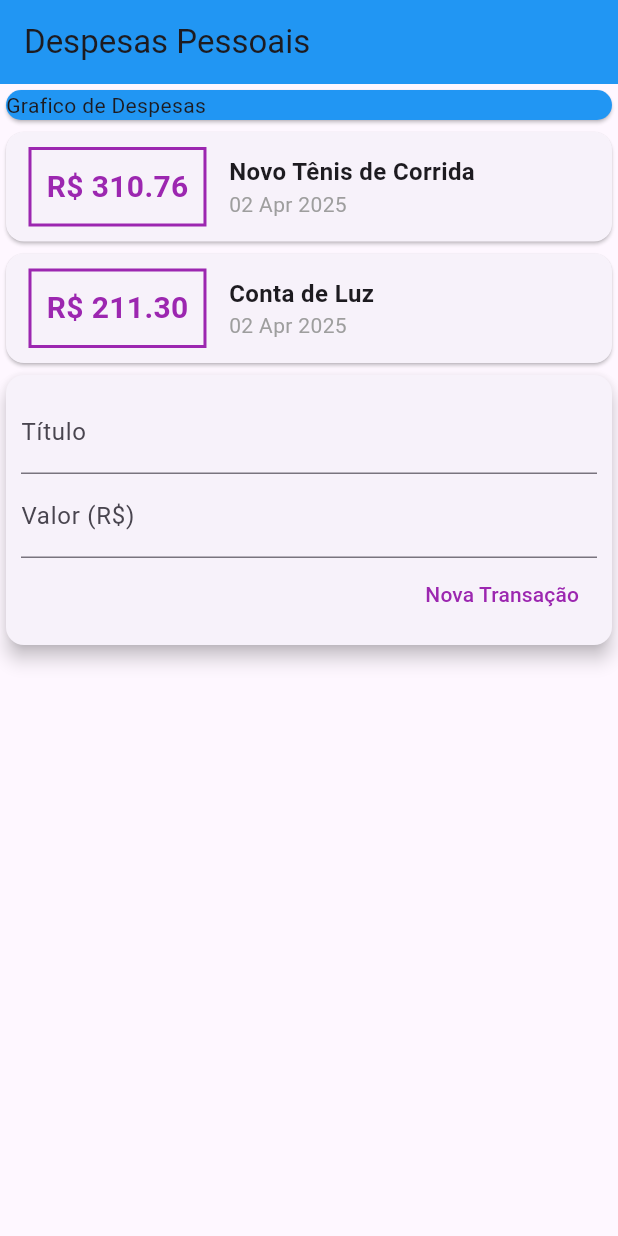
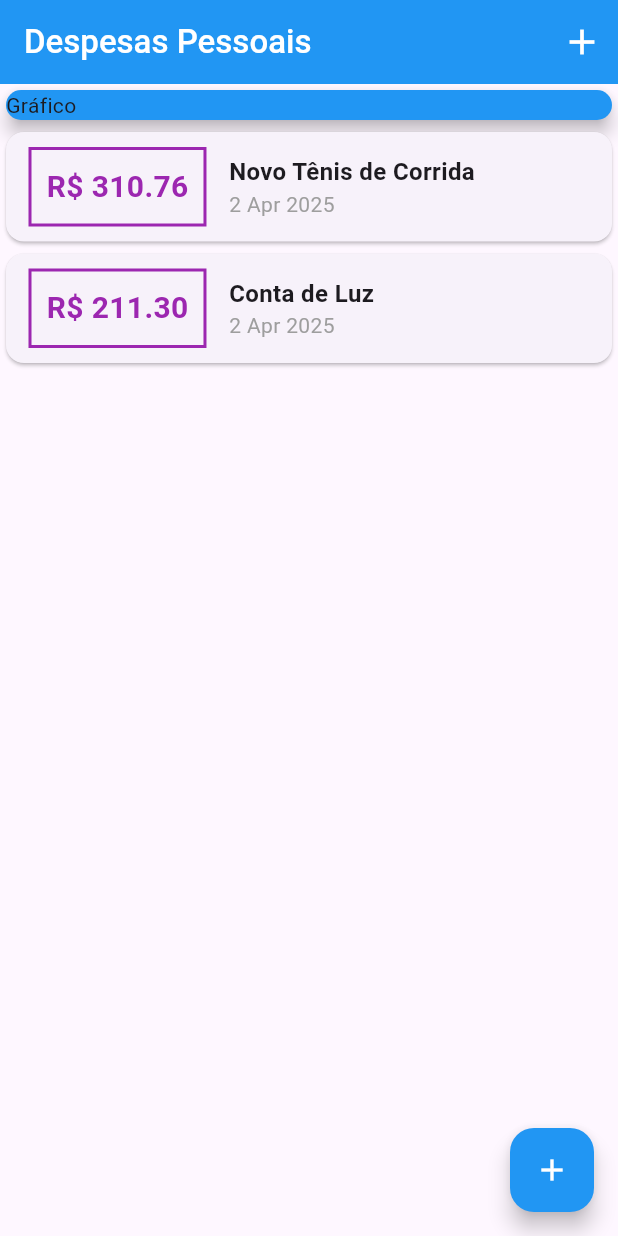
Before and after one commit to niltinfilho/flutter-cod3r, a Flutter app: the screen it shows after launch, on a phone screen of 412 x 824 dp. Run offline on Flutter 3.47's test engine with Material 3 defaults, Android fonts, the phone set to English and light mode, and no system bars.

Commit message:
transformando o form de nova transacao em modal

```diff
--- a/expenses/lib/components/transaction_list.dart
+++ b/expenses/lib/components/transaction_list.dart
@@ -1,29 +1,38 @@
 import 'package:flutter/material.dart';
-import 'package:expenses/models/transaction.dart';
+import '../models/transaction.dart';
 import 'package:intl/intl.dart';
 
 class TransactionList extends StatelessWidget {
   final List<Transaction> transactions;
 
-  TransactionList(this.transactions);
+  const TransactionList(this.transactions, {Key? key}) : super(key: key);
 
   @override
   Widget build(BuildContext context) {
-    return Column(
-      children:
-          transactions.map((tr) {
+    return SizedBox(
+      height: 300,
+      child: ListView.builder(
+        itemCount: transactions.length,
+        itemBuilder: (ctx, index) {
+          final tr = transactions[index];
           return Card(
             child: Row(
               children: [
                 Container(
-                    margin: EdgeInsets.symmetric(horizontal: 15, vertical: 10),
+                  margin: const EdgeInsets.symmetric(
+                    horizontal: 15,
+                    vertical: 10,
+                  ),
                   decoration: BoxDecoration(
-                      border: Border.all(color: Colors.purple, width: 2),
+                    border: Border.all(
+                      color: Colors.purple,
+                      width: 2,
                     ),
-                    padding: EdgeInsets.all(10),
+                  ),
+                  padding: const EdgeInsets.all(10),
                   child: Text(
                     'R\$ ${tr.value.toStringAsFixed(2)}',
-                      style: TextStyle(
+                    style: const TextStyle(
                       fontWeight: FontWeight.bold,
                       fontSize: 20,
                       color: Colors.purple,
@@ -35,21 +44,24 @@ class TransactionList extends StatelessWidget {
                   children: [
                     Text(
                       tr.title,
-                        style: TextStyle(
+                      style: const TextStyle(
                         fontSize: 16,
                         fontWeight: FontWeight.bold,
                       ),
                     ),
                     Text(
-                        DateFormat('dd MMM y').format(tr.date),
-                        style: TextStyle(color: Colors.grey),
+                      DateFormat('d MMM y').format(tr.date),
+                      style: const TextStyle(
+                        color: Colors.grey,
+                      ),
                     ),
                   ],
                 ),
               ],
             ),
           );
-          }).toList(),
+        },
+      ),
     );
   }
 }
--- a/expenses/lib/components/transaction_user.dart
+++ /dev/null
@@ -1,52 +0,0 @@
-import 'package:flutter/material.dart';
-import 'transaction_form.dart';
-import 'transaction_list.dart';
-import '../models/transaction.dart';
-
-class TransactionUser extends StatefulWidget {
-  const TransactionUser({super.key});
-
-  @override
-  State<TransactionUser> createState() => _TransactionUserState();
-}
-
-class _TransactionUserState extends State<TransactionUser> {
-  final _transactions = [
-    Transaction(
-      id: 't1',
-      title: 'Novo Tênis de Corrida',
-      value: 310.76,
-      date: DateTime.now(),
-    ),
-
-    Transaction(
-      id: 't2',
-      title: 'Conta de Luz',
-      value: 211.30,
-      date: DateTime.now(),
-    ),
-  ];
-
-  _addTransaction(String title, double value) {
-    final newTransaction = Transaction(
-      id: DateTime.now().toString(),
-      title: title,
-      value: value,
-      date: DateTime.now(),
-    );
-
-    setState(() {
-      _transactions.add(newTransaction);
-    });
-  }
-
-  @override
-  Widget build(BuildContext context) {
-    return Column(
-      children: [
-        TransactionList(_transactions),
-        TransactionForm(_addTransaction),
-      ],
-    );
-  }
-}
--- a/expenses/lib/main.dart
+++ b/expenses/lib/main.dart
@@ -1,35 +1,105 @@
+import 'package:expenses/components/transaction_form.dart';
 import 'package:flutter/material.dart';
-import 'components/transaction_user.dart';
+import 'dart:math';
+import 'components/transaction_form.dart';
+import 'components/transaction_list.dart';
+import 'models/transaction.dart';
 
-main() => runApp(ExpensesApp());
+main() => runApp(const ExpensesApp());
 
 class ExpensesApp extends StatelessWidget {
-  const ExpensesApp({super.key});
-
+  const ExpensesApp({Key? key}) : super(key: key);
   @override
   Widget build(BuildContext context) {
-    return MaterialApp(home: MyHomePage());
+    return const MaterialApp(home: MyHomePage());
   }
 }
 
-class MyHomePage extends StatelessWidget {
+class MyHomePage extends StatefulWidget {
+  const MyHomePage({Key? key}) : super(key: key);
+
+  @override
+  State<MyHomePage> createState() => _MyHomePageState();
+}
+
+class _MyHomePageState extends State<MyHomePage> {
+  final _transactions = [
+    Transaction(
+      id: 't1',
+      title: 'Novo Tênis de Corrida',
+      value: 310.76,
+      date: DateTime.now(),
+    ),
+    Transaction(
+      id: 't2',
+      title: 'Conta de Luz',
+      value: 211.30,
+      date: DateTime.now(),
+    ),
+  ];
+
+  _addTransaction(String title, double value) {
+    final newTransaction = Transaction(
+      id: Random().nextDouble().toString(),
+      title: title,
+      value: value,
+      date: DateTime.now(),
+    );
+
+    setState(() {
+      _transactions.add(newTransaction);
+    });
+  }
+
+  _openTransactionFormModal(BuildContext context) {
+    showModalBottomSheet(
+      context: context,
+      builder: (_) {
+        return TransactionForm(_addTransaction);
+      },
+    );
+  }
+
   @override
   Widget build(BuildContext context) {
     return Scaffold(
       appBar: AppBar(
         backgroundColor: Colors.blue,
-        title: Text('Despesas Pessoais'),
-      ),
-      body: Column(
-        crossAxisAlignment: CrossAxisAlignment.stretch,
-        children: [
-          Container(
-            width: double.infinity,
-            child: Card(color: Colors.blue, child: Text('Grafico de Despesas')),
+        title: const Text(
+          'Despesas Pessoais',
+          style: TextStyle(color: Colors.white, fontWeight: FontWeight.w500),
+        ),
+        actions: [
+          IconButton(
+            icon: const Icon(Icons.add),
+            color: Colors.white,
+            iconSize: 28.0,
+            onPressed: () => _openTransactionFormModal(context),
           ),
-          TransactionUser(),
         ],
       ),
+      body: SingleChildScrollView(
+        child: Column(
+          crossAxisAlignment: CrossAxisAlignment.stretch,
+          children: [
+            const SizedBox(
+              child: Card(
+                color: Colors.blue,
+                child: Text('Gráfico'),
+                elevation: 5,
+              ),
+            ),
+            TransactionList(_transactions),
+          ],
+        ),
+      ),
+      floatingActionButton: FloatingActionButton(
+        child: const Icon(Icons.add),
+        backgroundColor: Colors.blue,
+        foregroundColor: Colors.white,
+        onPressed: () => _openTransactionFormModal(context),
+      ),
+      floatingActionButtonLocation: FloatingActionButtonLocation.endFloat,
     );
   }
 }
```
Also changed, not shown: expenses/lib/components/transaction_form.dart (+30 -13 lines), expenses/lib/models/transaction.dart (line endings or trailing spaces). Lines whose indentation alone changed are shown as unchanged.
